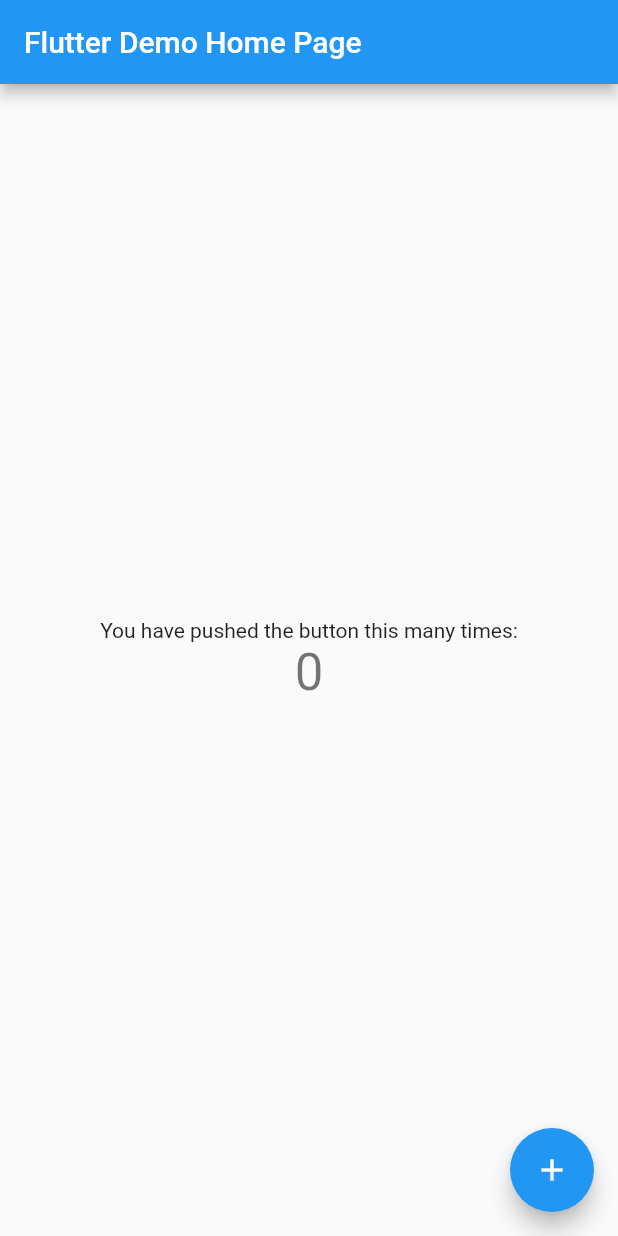
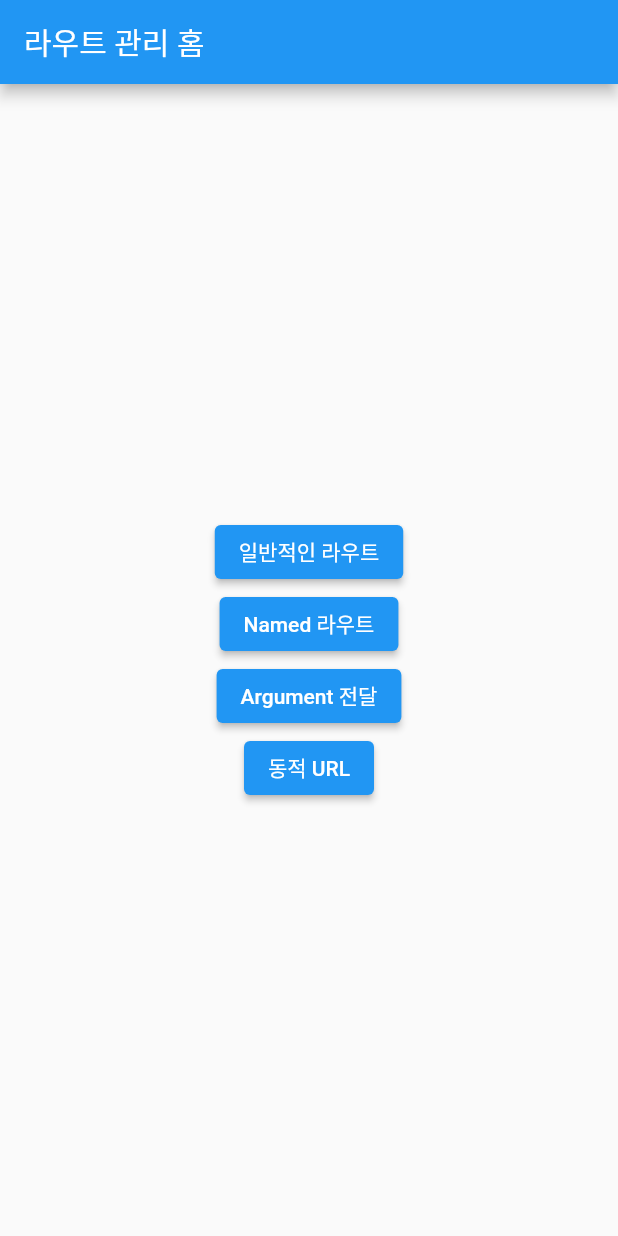
Before and after one commit to DevGisoun/study_getx, a Flutter app: the screen it shows after launch, on a phone screen of 412 x 824 dp. Run offline on Flutter 3.47's test engine with Material 2 defaults, Android fonts, the phone set to English and light mode, and no system bars; our stand-ins replace get.

```diff
--- a/lib/main.dart
+++ b/lib/main.dart
@@ -1,4 +1,10 @@
 import 'package:flutter/material.dart';
+import 'package:get/get.dart';
+import 'package:study_getx/src/home.dart';
+import 'package:study_getx/src/pages/named/first_named_page.dart';
+import 'package:study_getx/src/pages/named/second_named_page.dart';
+import 'package:study_getx/src/pages/next_page.dart';
+import 'package:study_getx/src/pages/user_page.dart';
 
 void main() {
   runApp(const MyApp());
@@ -10,106 +16,49 @@ class MyApp extends StatelessWidget {
   // This widget is the root of your application.
   @override
   Widget build(BuildContext context) {
-    return MaterialApp(
+    return GetMaterialApp(
       title: 'Flutter Demo',
       theme: ThemeData(
-        // This is the theme of your application.
-        //
-        // Try running your application with "flutter run". You'll see the
-        // application has a blue toolbar. Then, without quitting the app, try
-        // changing the primarySwatch below to Colors.green and then invoke
-        // "hot reload" (press "r" in the console where you ran "flutter run",
-        // or simply save your changes to "hot reload" in a Flutter IDE).
-        // Notice that the counter didn't reset back to zero; the application
-        // is not restarted.
         primarySwatch: Colors.blue,
       ),
-      home: const MyHomePage(title: 'Flutter Demo Home Page'),
+      initialRoute: '/',
+      // // case 1. Legacy
+      // routes: {
+      //   '/': (context) => const Home(),
+      //   '/first': (context) => const FirstNamedPage(),
+      //   '/second': (context) => const SecondNamedPage(),
+      // },
+
+      // case 2. GetX
+      getPages: [
+        GetPage(
+          name: '/',
+          page: () => const Home(),
+
+          /// 페이지 이동 시 나타나는 애니메이션
+          transition: Transition.zoom,
+        ),
+        GetPage(
+          name: '/first',
+          page: () => const FirstNamedPage(),
+          transition: Transition.zoom,
+        ),
+        GetPage(
+          name: '/second',
+          page: () => const SecondNamedPage(),
+          transition: Transition.zoom,
+        ),
+        GetPage(
+          name: '/next',
+          page: () => const NextPage(),
+          transition: Transition.zoom,
+        ),
+        GetPage(
+          name: '/user/:uid',
+          page: () => const UserPage(),
+          transition: Transition.zoom,
+        ),
+      ],
     );
   }
 }
-
-class MyHomePage extends StatefulWidget {
-  const MyHomePage({super.key, required this.title});
-
-  // This widget is the home page of your application. It is stateful, meaning
-  // that it has a State object (defined below) that contains fields that affect
-  // how it looks.
-
-  // This class is the configuration for the state. It holds the values (in this
-  // case the title) provided by the parent (in this case the App widget) and
-  // used by the build method of the State. Fields in a Widget subclass are
-  // always marked "final".
-
-  final String title;
-
-  @override
-  State<MyHomePage> createState() => _MyHomePageState();
-}
-
-class _MyHomePageState extends State<MyHomePage> {
-  int _counter = 0;
-
-  void _incrementCounter() {
-    setState(() {
-      // This call to setState tells the Flutter framework that something has
-      // changed in this State, which causes it to rerun the build method below
-      // so that the display can reflect the updated values. If we changed
-      // _counter without calling setState(), then the build method would not be
-      // called again, and so nothing would appear to happen.
-      _counter++;
-    });
-  }
-
-  @override
-  Widget build(BuildContext context) {
-    // This method is rerun every time setState is called, for instance as done
-    // by the _incrementCounter method above.
-    //
-    // The Flutter framework has been optimized to make rerunning build methods
-    // fast, so that you can just rebuild anything that needs updating rather
-    // than having to individually change instances of widgets.
-    return Scaffold(
-      appBar: AppBar(
-        // Here we take the value from the MyHomePage object that was created by
-        // the App.build method, and use it to set our appbar title.
-        title: Text(widget.title),
-      ),
-      body: Center(
-        // Center is a layout widget. It takes a single child and positions it
-        // in the middle of the parent.
-        child: Column(
-          // Column is also a layout widget. It takes a list of children and
-          // arranges them vertically. By default, it sizes itself to fit its
-          // children horizontally, and tries to be as tall as its parent.
-          //
-          // Invoke "debug painting" (press "p" in the console, choose the
-          // "Toggle Debug Paint" action from the Flutter Inspector in Android
-          // Studio, or the "Toggle Debug Paint" command in Visual Studio Code)
-          // to see the wireframe for each widget.
-          //
-          // Column has various properties to control how it sizes itself and
-          // how it positions its children. Here we use mainAxisAlignment to
-          // center the children vertically; the main axis here is the vertical
-          // axis because Columns are vertical (the cross axis would be
-          // horizontal).
-          mainAxisAlignment: MainAxisAlignment.center,
-          children: <Widget>[
-            const Text(
-              'You have pushed the button this many times:',
-            ),
-            Text(
-              '$_counter',
-              style: Theme.of(context).textTheme.headline4,
-            ),
-          ],
-        ),
-      ),
-      floatingActionButton: FloatingActionButton(
-        onPressed: _incrementCounter,
-        tooltip: 'Increment',
-        child: const Icon(Icons.add),
-      ), // This trailing comma makes auto-formatting nicer for build methods.
-    );
-  }
-}
--- /dev/null
+++ b/lib/src/home.dart
@@ -0,0 +1,86 @@
+import 'package:flutter/material.dart';
+import 'package:get/get.dart';
+import 'package:study_getx/src/pages/normal/first_page.dart';
+
+class Home extends StatelessWidget {
+  const Home({Key? key}) : super(key: key);
+
+  @override
+  Widget build(BuildContext context) {
+    return Scaffold(
+      appBar: AppBar(
+        title: const Text(
+          '라우트 관리 홈',
+        ),
+      ),
+      body: Center(
+        child: Column(
+          mainAxisAlignment: MainAxisAlignment.center,
+          children: [
+            /// 페이지 이동
+            ElevatedButton(
+              onPressed: () {
+                // // case 1. Legacy
+                // Navigator.of(context).push(MaterialPageRoute(
+                //   builder: (_) => const FirstPage(),
+                // ));
+
+                // case 2. GetX
+                Get.to(const FirstPage());
+              },
+              child: const Text('일반적인 라우트'),
+            ),
+
+            /// 페이지 이동
+            ElevatedButton(
+              onPressed: () {
+                // // case 1. Legacy
+                // Navigator.of(context).pushNamed('/first');
+
+                // case 2. GetX
+                Get.toNamed('/first');
+              },
+              child: const Text('Named 라우트'),
+            ),
+
+            /// 페이지 이동 시 Argument 전달
+            ///
+            /// (to, toNamed 전부 가능)
+            ElevatedButton(
+              onPressed: () {
+                Get.toNamed(
+                  '/next',
+                  arguments: User(
+                    name: 'DevGisoun',
+                    age: 26,
+                  ),
+                );
+              },
+              child: const Text('Argument 전달'),
+            ),
+
+            /// 동적 URL 적용
+            ElevatedButton(
+              onPressed: () {
+                Get.toNamed(
+                  '/user/2151?name=기순&age=26',
+                );
+              },
+              child: const Text('동적 URL'),
+            ),
+          ],
+        ),
+      ),
+    );
+  }
+}
+
+class User {
+  String name;
+  int age;
+
+  User({
+    required this.name,
+    required this.age,
+  });
+}
--- a/pubspec.yaml
+++ b/pubspec.yaml
@@ -36,6 +36,7 @@ dependencies:
   # The following adds the Cupertino Icons font to your application.
   # Use with the CupertinoIcons class for iOS style icons.
   cupertino_icons: ^1.0.2
+  get: ^4.6.5
 
 dev_dependencies:
   flutter_test:
```
Also changed, not shown: lib/src/pages/named/first_named_page.dart (added, +30 -0 lines), lib/src/pages/named/second_named_page.dart (added, +41 -0 lines), lib/src/pages/next_page.dart (added, +35 -0 lines), lib/src/pages/normal/first_page.dart (added, +29 -0 lines), lib/src/pages/normal/second_page.dart (added, +49 -0 lines), lib/src/pages/user_page.dart (added, +39 -0 lines), pubspec.lock.
